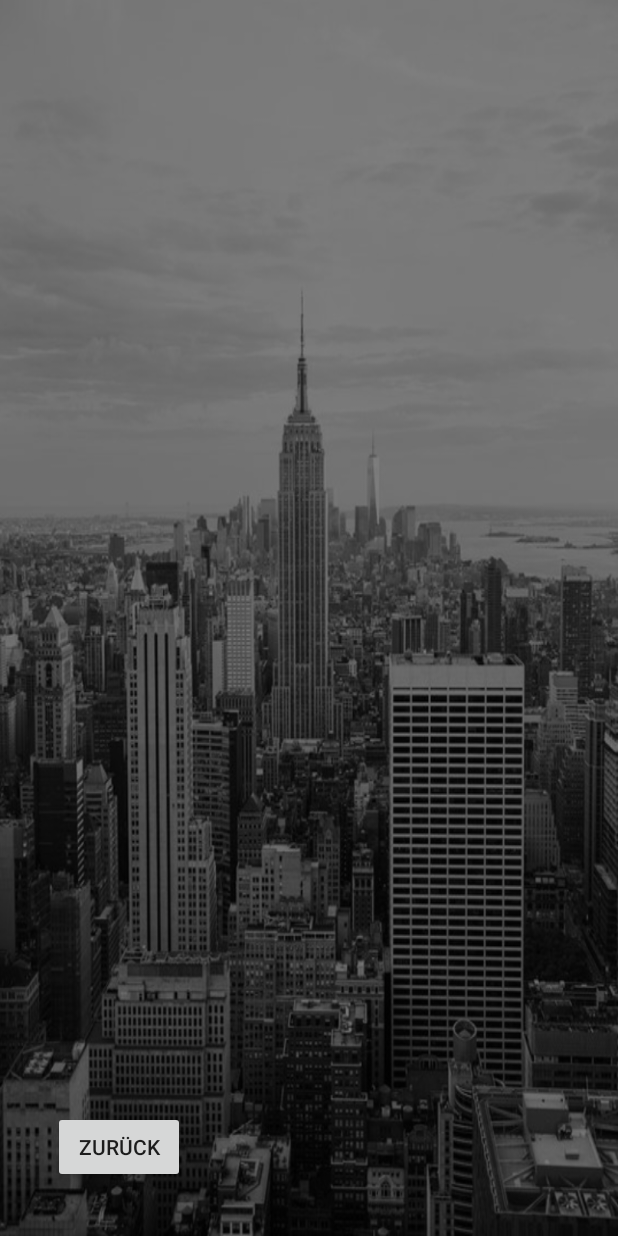
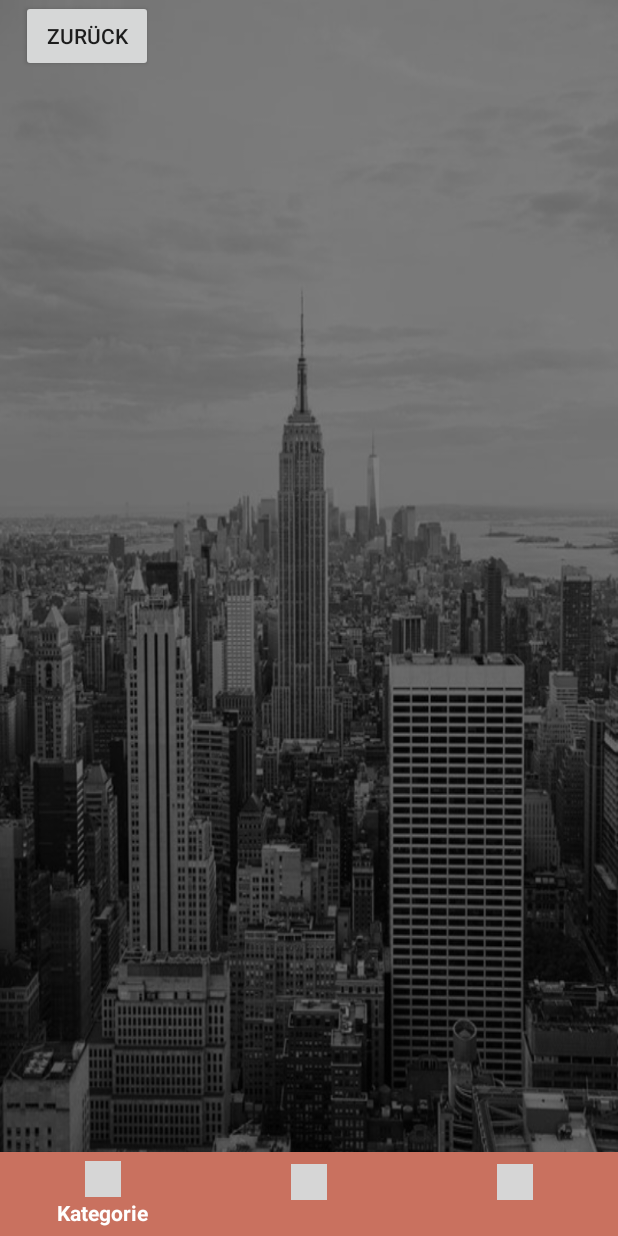
Before and after one commit to happyvany/MOON, an Android app: the Angebote screen opened directly, with no data from a screen before it, on a phone screen of 412 x 824 dp. Run offline under Robolectric (Android 15) with nearby library versions, the phone set to English and light mode, and no system bars; Roboto replaces fonts that are not available here; grey boxes are pictures that could not be loaded.

```diff
--- a/app/build.gradle
+++ b/app/build.gradle
@@ -20,6 +20,7 @@ android {
 
 dependencies {
     implementation fileTree(dir: 'libs', include: ['*.jar'])
+    //noinspection GradleCompatible
     implementation 'com.android.support:appcompat-v7:27.1.1'
     implementation 'com.android.support.constraint:constraint-layout:1.1.0'
     testImplementation 'junit:junit:4.12'
@@ -41,4 +42,9 @@ dependencies {
     implementation 'com.squareup.picasso:picasso:2.71828'
 
 
+    compile 'com.android.support:appcompat-v7:27.1.1'
+    compile 'com.android.support:design:27.1.1'
+    compile 'com.android.support:support-v4:27.1.1'
+
+
 }
--- a/app/src/main/java/com/example/hongvan/moon/Angebote.java
+++ b/app/src/main/java/com/example/hongvan/moon/Angebote.java
@@ -3,8 +3,6 @@ package com.example.hongvan.moon;
 import android.content.Intent;
 import android.support.v7.app.AppCompatActivity;
 import android.os.Bundle;
-import android.support.v7.widget.LinearLayoutManager;
-import android.support.v7.widget.RecyclerView;
 import android.util.Log;
 import android.view.View;
 import android.widget.Button;
@@ -22,7 +20,7 @@ public class Angebote extends AppCompatActivity {
     @Override
     protected void onCreate(Bundle savedInstanceState) {
         super.onCreate(savedInstanceState);
-        setContentView(R.layout.activity_angebote);
+        setContentView(R.layout.fragment_angebote);
         Log.d(TAG, "onCreate:started");
 
         prevButton = findViewById(R.id.prvbtn);
--- /dev/null
+++ b/app/src/main/res/color/nav_item_color.xml
@@ -0,0 +1,8 @@
+<?xml version="1.0" encoding="utf-8"?>
+<selector xmlns:android="http://schemas.android.com/apk/res/android">
+    <item android:color="@color/colorWhite"
+        android:state_checked="true" />
+    <item android:color="@color/colorTheme"
+        android:state_checked="true" />
+
+</selector>
--- a/app/src/main/res/layout/activity_angebote.xml
+++ /dev/null
@@ -1,16 +0,0 @@
-<?xml version="1.0" encoding="utf-8"?>
-<RelativeLayout xmlns:android="http://schemas.android.com/apk/res/android"
-    android:layout_width="match_parent"
-    android:layout_height="match_parent"
-    android:background="@drawable/backgroundnyc">
-
-    <Button
-        android:id="@+id/prvbtn"
-        android:layout_width="wrap_content"
-        android:layout_height="wrap_content"
-        android:layout_alignParentBottom="true"
-        android:layout_alignParentStart="true"
-        android:layout_marginBottom="35dp"
-        android:layout_marginStart="35dp"
-        android:text="Zurück" />
-</RelativeLayout>
--- /dev/null
+++ b/app/src/main/res/layout/fragment_angebote.xml
@@ -0,0 +1,29 @@
+<?xml version="1.0" encoding="utf-8"?>
+<RelativeLayout xmlns:android="http://schemas.android.com/apk/res/android"
+    android:layout_width="match_parent"
+    android:layout_height="match_parent"
+    xmlns:app="http://schemas.android.com/apk/res-auto"
+    android:background="@drawable/backgroundnyc">
+
+    <Button
+        android:id="@+id/prvbtn"
+        android:layout_width="wrap_content"
+        android:layout_height="wrap_content"
+        android:layout_alignParentStart="true"
+        android:layout_alignParentTop="true"
+        android:layout_marginStart="14dp"
+        android:text="Zurück" />
+
+    <android.support.design.widget.BottomNavigationView
+        android:id="@+id/bottomn_navigation"
+        android:layout_width="match_parent"
+        android:layout_height="56dp"
+        android:layout_alignParentBottom="true"
+        android:layout_alignParentStart="true"
+        app:itemBackground="@color/CityHunterTheme"
+        app:itemIconTint="@color/nav_item_color"
+        app:itemTextColor="@color/nav_item_color"
+        app:menu="@menu/nav_items"
+        />
+
+</RelativeLayout>
--- /dev/null
+++ b/app/src/main/res/layout/fragment_favoriten.xml
@@ -0,0 +1,6 @@
+<?xml version="1.0" encoding="utf-8"?>
+<RelativeLayout xmlns:android="http://schemas.android.com/apk/res/android"
+    android:layout_width="match_parent" android:layout_height="match_parent"
+    android:background="@drawable/backgroundnyc" >
+
+</RelativeLayout>
--- /dev/null
+++ b/app/src/main/res/menu/nav_items.xml
@@ -0,0 +1,14 @@
+<?xml version="1.0" encoding="utf-8"?>
+<menu xmlns:app="http://schemas.android.com/apk/res-auto"
+    xmlns:android="http://schemas.android.com/apk/res/android">
+
+    <item
+        android:icon="@drawable/icon_kategorie"
+        android:title="@string/navkategorie" />
+    <item
+        android:icon="@drawable/icon_favo"
+        android:title="@string/navFavoriten" />
+    <item
+        android:icon="@drawable/icon_settings"
+        android:title="@string/navEinstellungen" />
+</menu>
--- a/app/src/main/res/values/colors.xml
+++ b/app/src/main/res/values/colors.xml
@@ -4,4 +4,8 @@
     <color name="colorPrimaryDark">#303F9F</color>
     <color name="colorAccent">#ff4081</color>
     <color name="MOONINATIMPINK">#d24a63</color>
+    <color name="CityHunterTheme">#C9715F</color>
+    <color name="colorWhite">#ffffff</color>
+    <color name="colorWhiteTransparent">#80ffffff</color>
+    <color name="colorTheme">#915449</color>
 </resources>
--- a/app/src/main/res/values/strings.xml
+++ b/app/src/main/res/values/strings.xml
@@ -1,7 +1,9 @@
 <resources>
     <string name="app_name">MOON</string>
-
-
+    <string name="nav_kategorie" />
+    <string name="navkategorie">Kategorie</string>
+    <string name="navFavoriten">Favoriten</string>
+    <string name="navEinstellungen">Einstellungen</string>
 
 
     <string-array name="Stadt">
@@ -10,8 +12,8 @@
         <item>Frankfurt</item>
     </string-array>
 
-
-
+    <!-- TODO: Remove or change this placeholder text -->
+    <string name="hello_blank_fragment">Hello blank fragment</string>
 
 
 </resources>
```
Also changed, not shown: app/src/main/java/com/example/hongvan/moon/AngeboteFragment.java (added, +29 -0 lines), app/src/main/java/com/example/hongvan/moon/FavoritenFragment.java (added, +29 -0 lines), app/src/main/res/layout/fragment_angebote2.xml (added, +14 -0 lines), app/src/main/res/layout/fragment_favoriten2.xml (added, +14 -0 lines).
